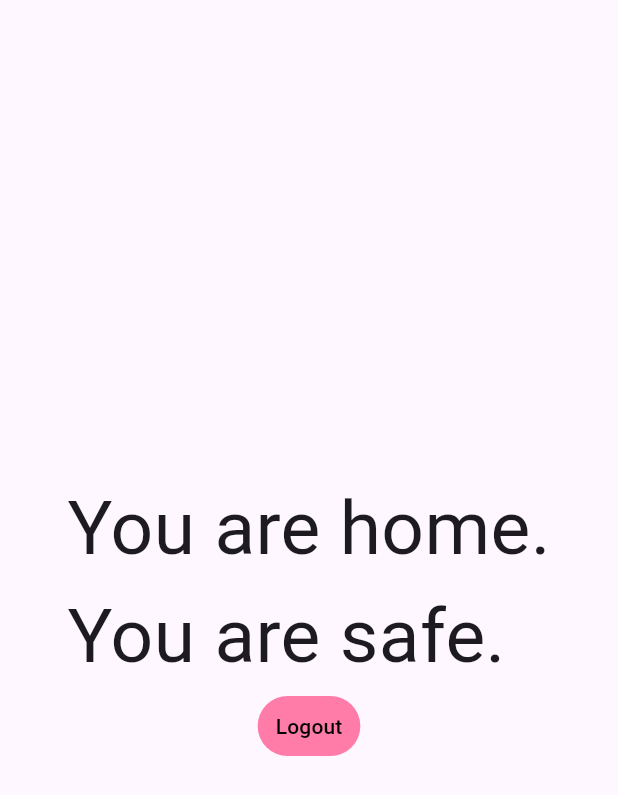
After one commit to yappanthony/Findr, a Flutter app: the Home screen opened directly, on a phone screen of 412 x 824 dp. The commit adds this screen. Shown: the top 795 px of the screen. Run offline on Flutter 3.47's test engine with Material 3 defaults, Android fonts, the light colour scheme and no system bars; our stand-ins replace font_awesome_flutter, google_sign_in, simple_gradient_text, supabase_flutter; accounts and stored records are empty.

Commit message:
added google sign in that redirect to temporary home page

```diff
--- /dev/null
+++ b/lib/screens/home.dart
@@ -0,0 +1,43 @@
+import 'package:flutter/material.dart';
+import 'package:supabase_flutter/supabase_flutter.dart';
+
+final supabase = Supabase.instance.client;
+
+class Home extends StatelessWidget {
+  const Home({super.key});
+
+  @override
+  Widget build(BuildContext context) {
+    return Scaffold(
+      body: SizedBox(
+        width: double.infinity,
+        child: Column(
+          mainAxisAlignment: MainAxisAlignment.center,
+          crossAxisAlignment: CrossAxisAlignment.center,
+          children: [
+            const Text(
+              "You are home.\nYou are safe.",
+              style: TextStyle(
+                fontSize: 50,
+              )
+            ),
+            TextButton(
+              style: TextButton.styleFrom(
+                backgroundColor: const Color.fromARGB(255, 255, 124, 168),
+              ),
+              onPressed: () async {
+                await supabase.auth.signOut();
+              },
+              child: const Text(
+                'Logout',
+                style:TextStyle(
+                  color: Colors.black,
+                )
+              )
+            ),
+          ],
+        ),
+      ),
+    );
+  }
+}
--- a/pubspec.yaml
+++ b/pubspec.yaml
@@ -12,6 +12,7 @@ dependencies:
   supabase_flutter: ^2.8.0
   font_awesome_flutter: ^10.8.0
   simple_gradient_text: ^1.3.0
+  google_sign_in: ^6.2.2
 
 dev_dependencies:
   flutter_test:
```
Also changed, not shown: lib/login.dart (+71 -4 lines), pubspec.lock, 1 other file.
